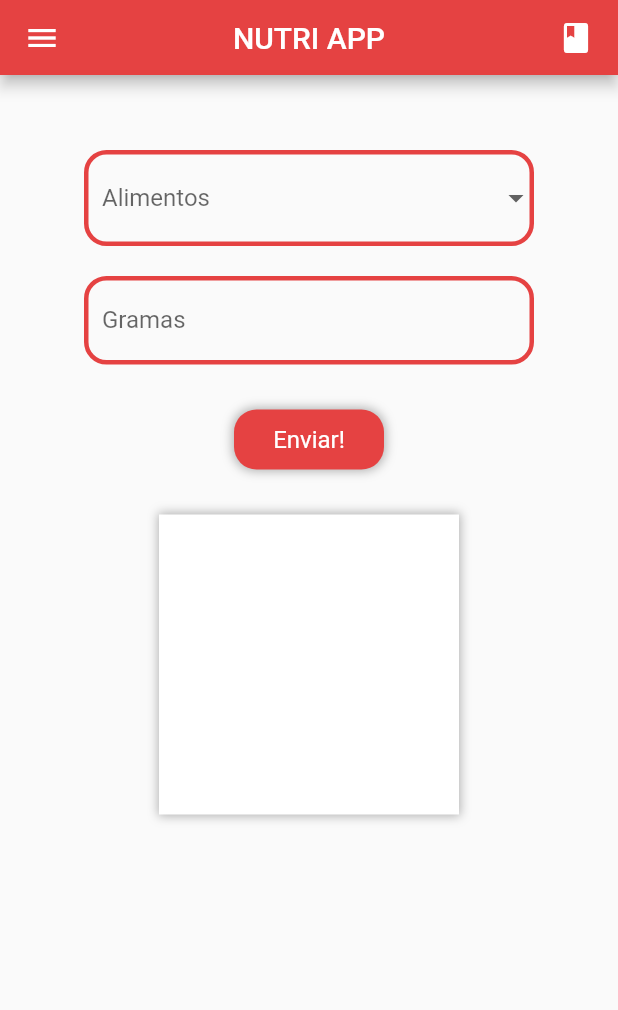
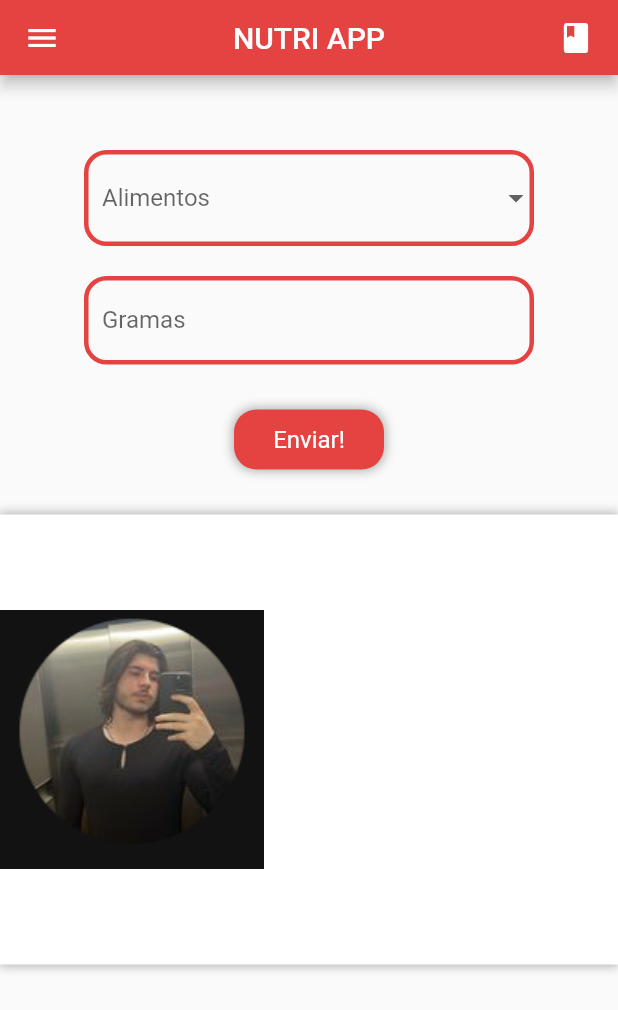
Before and after one commit to enzosakamoto/nutri-app, a Flutter app: the screen it shows after launch, on a phone screen of 412 x 824 dp. Shown: the top 1010 px of the screen. Run offline on Flutter 3.47's test engine with Material 2 defaults, Android fonts, the phone set to English and light mode, and no system bars.

Commit message:
imagem no container

```diff
--- a/lib/homepage/widgets/tabela_nutricional_widget.dart
+++ b/lib/homepage/widgets/tabela_nutricional_widget.dart
@@ -6,8 +6,8 @@ class TabelaNutricionalWidget extends StatelessWidget {
   @override
   Widget build(BuildContext context) {
     return Container(
-      width: 200,
-      height: 200,
+      width: 500,
+      height: 300,
       decoration: BoxDecoration(
         color: Colors.white,
         boxShadow: [
@@ -18,6 +18,9 @@ class TabelaNutricionalWidget extends StatelessWidget {
           )
         ],
       ),
+      child: Row(
+        children: [Image.asset('assets/images/heitor.png')],
+      ),
     );
   }
 }
```
